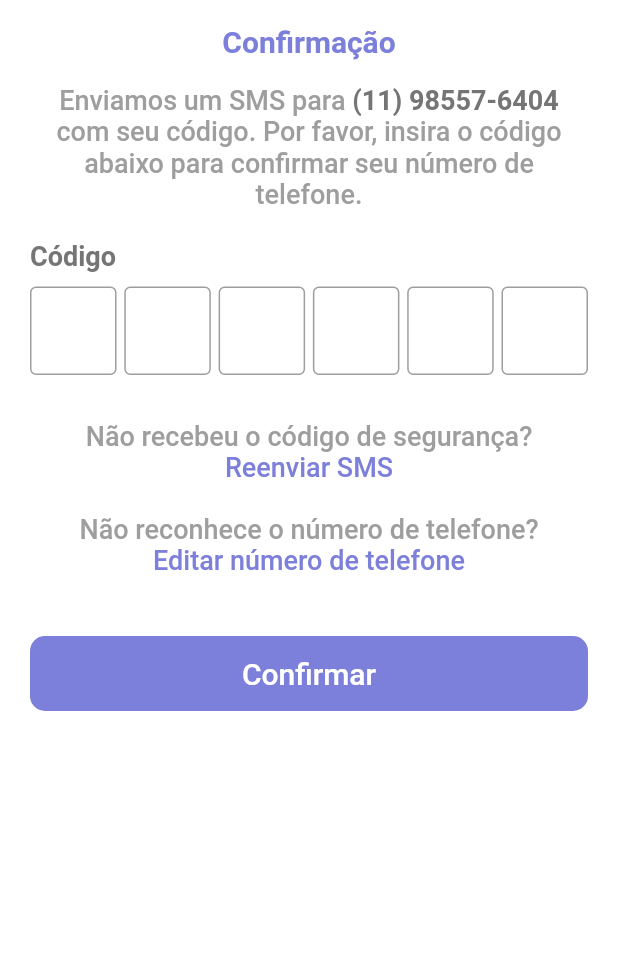
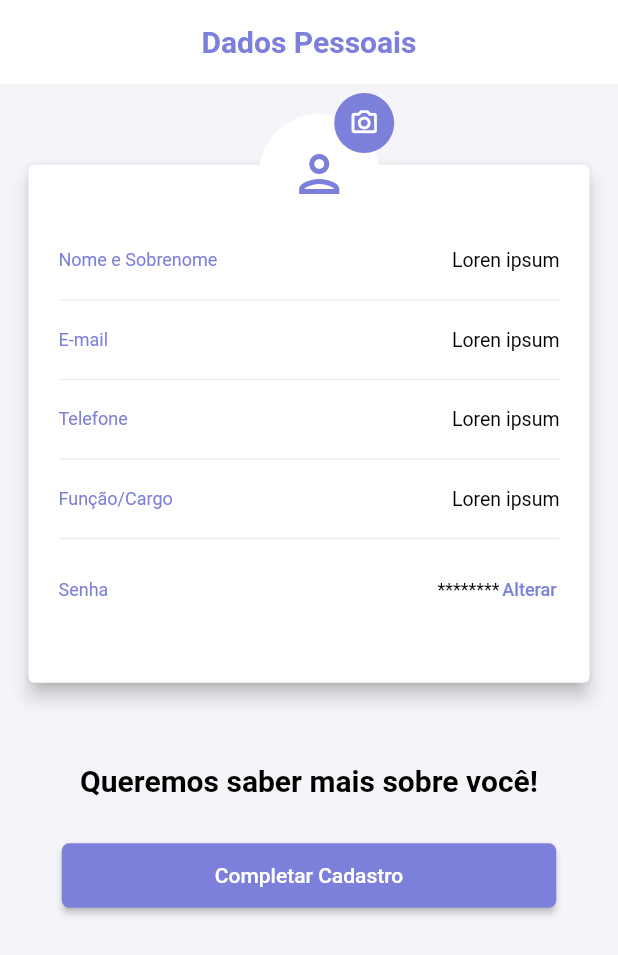
Before and after one commit to carloshenrique-dev/widgets, a Flutter app: the screen it shows after launch, on a phone screen of 412 x 824 dp. Shown: the top 955 px of the screen. Run offline on Flutter 3.47's test engine with Material 2 defaults, Android fonts, the phone set to English and light mode, and no system bars; our stand-ins replace auto_size_text, flutter_modular; missing offline and left inert: validatorless.

Commit message:
New screens

```diff
--- a/lib/app/core/ui/themes/app_colors.dart
+++ b/lib/app/core/ui/themes/app_colors.dart
@@ -6,4 +6,5 @@ class AppColors {
   static const Color white = Color(0xFFFFFFFF);
   static const Color black = Color(0xFF000000);
   static const Color gray = Color(0xFF9E9E9E);
+  static const Color iceWhite = Color(0xFFF5F5F9);
 }
--- /dev/null
+++ b/lib/app/modules/personal_data/personal_data_page.dart
@@ -0,0 +1,259 @@
+import 'package:flutter/material.dart';
+import 'package:widgets/app/core/ui/themes/app_colors.dart';
+
+class PersonalDataPage extends StatelessWidget {
+  const PersonalDataPage({Key? key}) : super(key: key);
+
+  @override
+  Widget build(BuildContext context) {
+    final halfCard = MediaQuery.of(context).size.width * 0.35;
+    return Scaffold(
+      appBar: AppBar(
+        title: const Text('Dados Pessoais'),
+      ),
+      body: Container(
+        color: AppColors.iceWhite,
+        child: Column(
+          children: [
+            Container(
+              padding: const EdgeInsets.symmetric(horizontal: 15, vertical: 50),
+              height: MediaQuery.of(context).size.height * 0.55,
+              width: double.infinity,
+              child: Stack(
+                alignment: Alignment.topCenter,
+                clipBehavior: Clip.none,
+                children: [
+                  Card(
+                    elevation: 5,
+                    color: AppColors.white,
+                    child: Container(
+                      padding: const EdgeInsets.only(
+                          top: 45, left: 20, right: 20, bottom: 0),
+                      height: double.infinity,
+                      width: double.infinity,
+                      child: Column(
+                        children: [
+                          Container(
+                            padding: const EdgeInsets.symmetric(vertical: 11),
+                            child: Row(
+                              children: const [
+                                Text(
+                                  'Nome e Sobrenome',
+                                  style: TextStyle(
+                                    fontSize: 12,
+                                    color: AppColors.purpleBlue,
+                                  ),
+                                ),
+                                Expanded(child: SizedBox()),
+                                Text(
+                                  'Loren ipsum',
+                                  style: TextStyle(
+                                    fontSize: 13,
+                                    color: AppColors.black,
+                                  ),
+                                ),
+                              ],
+                            ),
+                          ),
+                          const Divider(
+                            color: Color(0xFFEFEFF3),
+                            thickness: 1,
+                          ),
+                          Container(
+                            padding: const EdgeInsets.symmetric(vertical: 11),
+                            child: Row(
+                              children: const [
+                                Text(
+                                  'E-mail',
+                                  style: TextStyle(
+                                    fontSize: 12,
+                                    color: AppColors.purpleBlue,
+                                  ),
+                                ),
+                                Expanded(child: SizedBox()),
+                                Text(
+                                  'Loren ipsum',
+                                  style: TextStyle(
+                                    fontSize: 13,
+                                    color: AppColors.black,
+                                  ),
+                                ),
+                              ],
+                            ),
+                          ),
+                          const Divider(
+                            color: Color(0xFFEFEFF3),
+                            thickness: 1,
+                          ),
+                          Container(
+                            padding: const EdgeInsets.symmetric(vertical: 11),
+                            child: Row(
+                              children: const [
+                                Text(
+                                  'Telefone',
+                                  style: TextStyle(
+                                    fontSize: 12,
+                                    color: AppColors.purpleBlue,
+                                  ),
+                                ),
+                                Expanded(child: SizedBox()),
+                                Text(
+                                  'Loren ipsum',
+                                  style: TextStyle(
+                                    fontSize: 13,
+                                    color: AppColors.black,
+                                  ),
+                                ),
+                              ],
+                            ),
+                          ),
+                          const Divider(
+                            color: Color(0xFFEFEFF3),
+                            thickness: 1,
+                          ),
+                          Container(
+                            padding: const EdgeInsets.symmetric(vertical: 11),
+                            child: Row(
+                              children: const [
+                                Text(
+                                  'Função/Cargo',
+                                  style: TextStyle(
+                                    fontSize: 12,
+                                    color: AppColors.purpleBlue,
+                                  ),
+                                ),
+                                Expanded(child: SizedBox()),
+                                Text(
+                                  'Loren ipsum',
+                                  style: TextStyle(
+                                    fontSize: 13,
+                                    color: AppColors.black,
+                                  ),
+                                ),
+                              ],
+                            ),
+                          ),
+                          const Divider(
+                            color: Color(0xFFEFEFF3),
+                            thickness: 1,
+                          ),
+                          Container(
+                            padding: const EdgeInsets.symmetric(vertical: 11),
+                            child: Row(
+                              children: [
+                                const Text(
+                                  'Senha',
+                                  style: TextStyle(
+                                    fontSize: 12,
+                                    color: AppColors.purpleBlue,
+                                  ),
+                                ),
+                                const Expanded(child: SizedBox()),
+                                const Text(
+                                  '********',
+                                  style: TextStyle(
+                                    fontSize: 12,
+                                    color: AppColors.black,
+                                  ),
+                                ),
+                                SizedBox(
+                                  height: 30,
+                                  width: 40,
+                                  child: TextButton(
+                                    onPressed: () {},
+                                    style: TextButton.styleFrom(
+                                      minimumSize: Size.zero,
+                                      padding: EdgeInsets.zero,
+                                      tapTargetSize:
+                                          MaterialTapTargetSize.shrinkWrap,
+                                    ),
+                                    child: const Text(
+                                      'Alterar',
+                                      style: TextStyle(
+                                        fontSize: 12,
+                                        color: AppColors.purpleBlue,
+                                      ),
+                                    ),
+                                  ),
+                                ),
+                              ],
+                            ),
+                          ),
+                        ],
+                      ),
+                    ),
+                  ),
+                  Positioned(
+                    top: -30,
+                    right: halfCard,
+                    child: Stack(
+                      clipBehavior: Clip.none,
+                      children: [
+                        const CircleAvatar(
+                          backgroundColor: AppColors.white,
+                          radius: 40,
+                          child: Icon(
+                            Icons.person_outlined,
+                            size: 40,
+                            color: AppColors.purpleBlue,
+                          ),
+                        ),
+                        Positioned(
+                          top: -18,
+                          left: 50,
+                          child: Container(
+                            width: 40,
+                            decoration: const BoxDecoration(
+                              color: AppColors.purpleBlue,
+                              shape: BoxShape.circle,
+                            ),
+                            child: IconButton(
+                              icon: const Icon(
+                                Icons.photo_camera_outlined,
+                                size: 20,
+                                color: AppColors.white,
+                              ),
+                              onPressed: () {
+                                debugPrint('teste');
+                              },
+                            ),
+                          ),
+                        ),
+                      ],
+                    ),
+                  ),
+                ],
+              ),
+            ),
+            const Text(
+              'Queremos saber mais sobre você!',
+              style: TextStyle(
+                fontSize: 20,
+                fontWeight: FontWeight.w600,
+                color: AppColors.black,
+              ),
+            ),
+            const SizedBox(height: 30),
+            SizedBox(
+              height: 43,
+              width: MediaQuery.of(context).size.width * 0.8,
+              child: ElevatedButton(
+                style: ButtonStyle(
+                  backgroundColor:
+                      MaterialStateProperty.all<Color>(AppColors.purpleBlue),
+                  shape: MaterialStateProperty.all<RoundedRectangleBorder>(
+                    RoundedRectangleBorder(
+                      borderRadius: BorderRadius.circular(5.0),
+                    ),
+                  ),
+                ),
+                onPressed: () {},
+                child: const Text('Completar Cadastro'),
+              ),
+            ),
+          ],
+        ),
+      ),
+    );
+  }
+}
```
Also changed, not shown: lib/app/app_module.dart (+11 -3 lines), lib/app/modules/boleto_generated/boleto_generated_module.dart (added, +17 -0 lines), lib/app/modules/boleto_generated/boleto_generated_page.dart (added, +133 -0 lines), lib/app/modules/personal_data/personal_data_module.dart (added, +17 -0 lines), lib/app/modules/readings/readings_module.dart (added, +17 -0 lines), lib/app/modules/readings/readings_page.dart (added, +148 -0 lines), assets/images/barcode.png (added), assets/images/logo.png (added), assets/images/robot.png (added).
